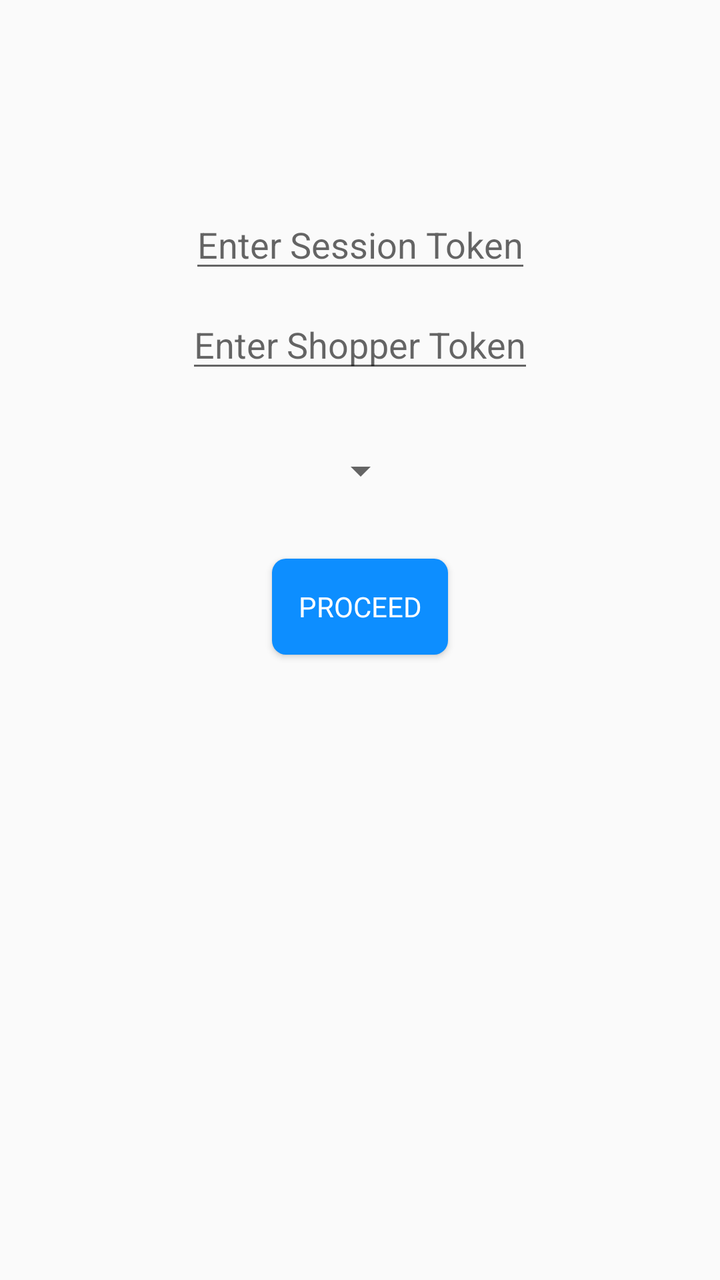
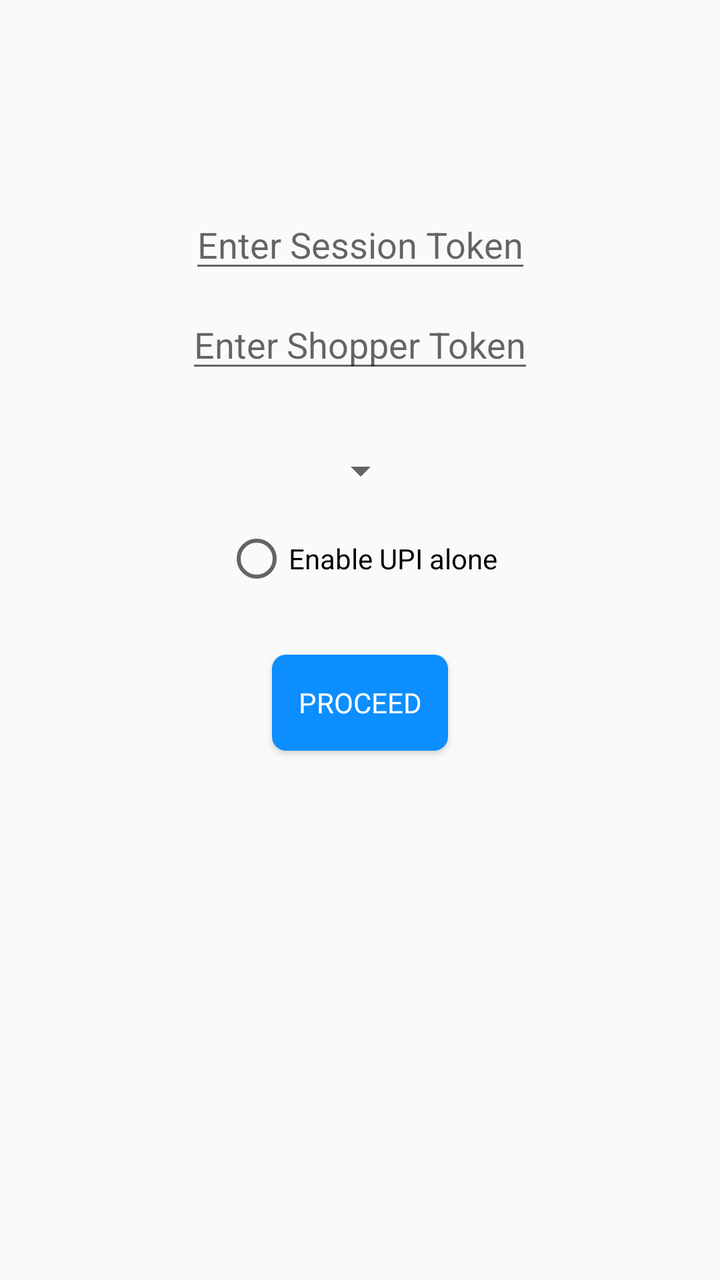

The first picture is an Android layout as it rendered before a commit; the second is the same layout after the commit. The layout source and the unified diff follow.
<!-- AndroidManifest.xml: application theme AppTheme -->
<!-- res/layout/activity_merchant_details_screen.xml -->
<?xml version="1.0" encoding="utf-8"?>
<androidx.constraintlayout.widget.ConstraintLayout xmlns:android="http://schemas.android.com/apk/res/android"
    xmlns:app="http://schemas.android.com/apk/res-auto"
    xmlns:tools="http://schemas.android.com/tools"
    android:layout_width="match_parent"
    android:layout_height="match_parent"
    tools:context=".MerchantDetailsScreen">

    <EditText
        android:id="@+id/editTextText"
        android:layout_width="wrap_content"
        android:layout_height="wrap_content"
        android:layout_marginTop="100dp"
        android:hint="Enter Session Token"
        android:inputType="text"
        app:layout_constraintEnd_toEndOf="parent"
        app:layout_constraintStart_toStartOf="parent"
        app:layout_constraintTop_toTopOf="parent"
        tools:ignore="TouchTargetSizeCheck" />

    <EditText
        android:id="@+id/shopperTokenEditText"
        android:layout_width="wrap_content"
        android:layout_height="wrap_content"
        android:layout_marginTop="50dp"
        android:hint="Enter Shopper Token"
        android:inputType="text"
        app:layout_constraintEnd_toEndOf="parent"
        app:layout_constraintStart_toStartOf="parent"
        app:layout_constraintTop_toTopOf="@+id/editTextText"
        tools:ignore="TouchTargetSizeCheck" />

    <Spinner
        android:id="@+id/environmentSpinner"
        android:layout_width="wrap_content"
        android:layout_height="wrap_content"
        android:layout_marginTop="32dp"
        android:hint="Select Environment"
        android:inputType="text"
        app:layout_constraintEnd_toEndOf="@+id/editTextText"
        app:layout_constraintStart_toStartOf="@+id/editTextText"
        app:layout_constraintTop_toBottomOf="@+id/shopperTokenEditText"
        tools:ignore="TouchTargetSizeCheck" />

    <androidx.appcompat.widget.AppCompatButton
        android:id="@+id/button"
        android:layout_width="wrap_content"
        android:layout_height="wrap_content"
        android:layout_marginTop="32dp"
        android:text="Proceed"
        app:layout_constraintEnd_toEndOf="parent"
        app:layout_constraintStart_toStartOf="parent"
        android:background="@drawable/button_bg"
        android:textColor="#FFFFFF"
        android:fontFamily="@font/poppins_semibold"
        app:layout_constraintTop_toBottomOf="@+id/environmentSpinner" />
</androidx.constraintlayout.widget.ConstraintLayout>
<!-- resources referenced by this layout -->
<resources>
  <!-- drawable button_bg (drawable) -->
  <?xml version="1.0" encoding="utf-8"?>
  <shape xmlns:android="http://schemas.android.com/apk/res/android">
  <solid android:color="#0D8EFF"/>
      <corners android:radius="7dp"/>
  </shape>
  <style name="AppTheme" parent="Theme.AppCompat.Light.NoActionBar" />
</resources>

<!-- the commit's change to res/layout/activity_merchant_details_screen.xml (unified diff, before → after) -->
@@ -4,6 +4,7 @@
     xmlns:tools="http://schemas.android.com/tools"
     android:layout_width="match_parent"
     android:layout_height="match_parent"
+    android:id="@+id/main_container"
     tools:context=".MerchantDetailsScreen">
 
     <EditText
@@ -42,6 +43,17 @@
         app:layout_constraintTop_toBottomOf="@+id/shopperTokenEditText"
         tools:ignore="TouchTargetSizeCheck" />
 
+    <RadioButton
+        android:id="@+id/upiRadioButton"
+        android:layout_width="wrap_content"
+        android:layout_height="wrap_content"
+        android:layout_marginTop="16dp"
+        android:text="Enable UPI alone"
+        app:layout_constraintEnd_toEndOf="@+id/environmentSpinner"
+        app:layout_constraintStart_toStartOf="@+id/environmentSpinner"
+        app:layout_constraintTop_toBottomOf="@+id/environmentSpinner" />
+
+
     <androidx.appcompat.widget.AppCompatButton
         android:id="@+id/button"
         android:layout_width="wrap_content"
@@ -53,5 +65,5 @@
         android:background="@drawable/button_bg"
         android:textColor="#FFFFFF"
         android:fontFamily="@font/poppins_semibold"
-        app:layout_constraintTop_toBottomOf="@+id/environmentSpinner" />
+        app:layout_constraintTop_toBottomOf="@+id/upiRadioButton" />
 </androidx.constraintlayout.widget.ConstraintLayout>
